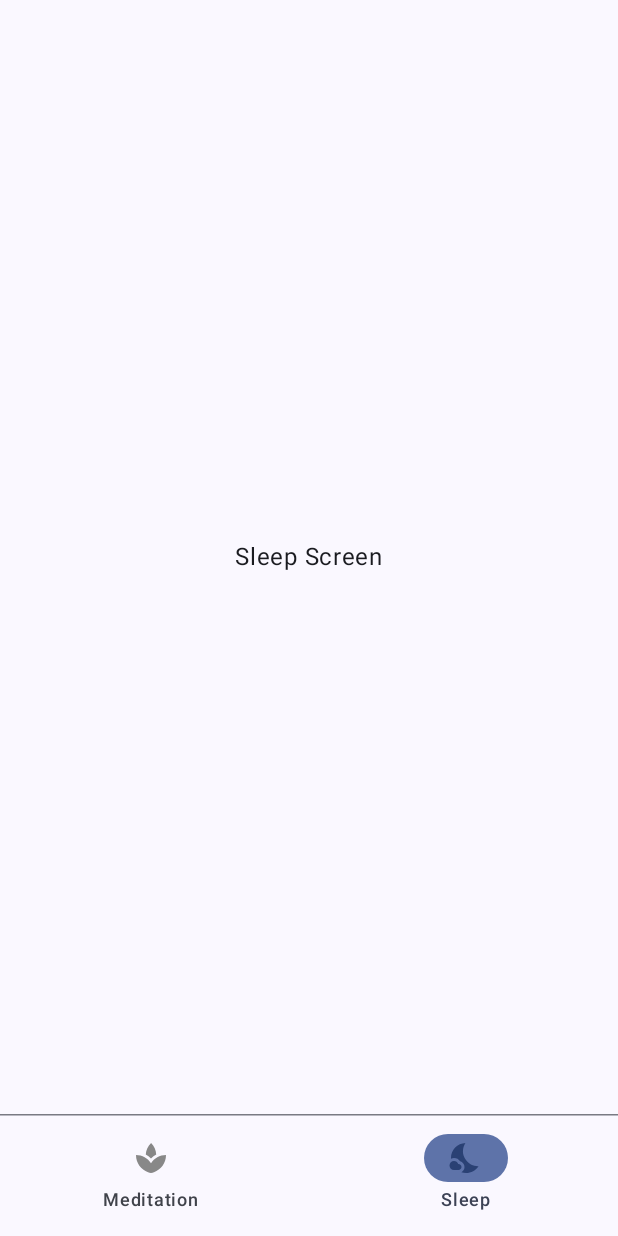
After one commit to VivekShah138/Calmly, an Android app built with Jetpack Compose: the SleepScreen screen opened through its navigation route, on a phone screen of 412 x 824 dp. The commit adds this screen. Run offline under Robolectric (Android 15) with nearby library versions, the phone set to English and light mode, and no system bars.

Commit message:
Navigation Setup Completed

```diff
--- a/app/src/main/AndroidManifest.xml
+++ b/app/src/main/AndroidManifest.xml
@@ -3,6 +3,7 @@
     xmlns:tools="http://schemas.android.com/tools">
 
     <application
+        android:name=".CalmlyApp"
         android:allowBackup="true"
         android:dataExtractionRules="@xml/data_extraction_rules"
         android:fullBackupContent="@xml/backup_rules"
--- /dev/null
+++ b/app/src/main/java/com/example/calmly/CalmlyApp.kt
@@ -0,0 +1,16 @@
+package com.example.calmly
+
+import android.app.Application
+import com.example.calmly.di.appModule
+import org.koin.android.ext.koin.androidContext
+import org.koin.core.context.startKoin
+
+class CalmlyApp : Application() {
+    override fun onCreate() {
+        super.onCreate()
+        startKoin {
+            androidContext(this@CalmlyApp)
+            modules(appModule)
+        }
+    }
+}
--- a/app/src/main/java/com/example/calmly/MainActivity.kt
+++ b/app/src/main/java/com/example/calmly/MainActivity.kt
@@ -11,6 +11,12 @@ import androidx.compose.material3.Text
 import androidx.compose.runtime.Composable
 import androidx.compose.ui.Modifier
 import androidx.compose.ui.tooling.preview.Preview
+import androidx.navigation.compose.NavHost
+import androidx.navigation.compose.composable
+import androidx.navigation.compose.rememberNavController
+import com.example.calmly.navigation.Screens
+import com.example.calmly.presentation.components.MeditationScreen
+import com.example.calmly.presentation.components.SleepScreen
 import com.example.calmly.ui.theme.CalmlyTheme
 
 class MainActivity : ComponentActivity() {
@@ -19,9 +25,23 @@ class MainActivity : ComponentActivity() {
         enableEdgeToEdge()
         setContent {
             CalmlyTheme {
-                Scaffold(modifier = Modifier.fillMaxSize()) { innerPadding ->
+                val navController = rememberNavController()
+                NavHost(
+                    navController = navController,
+                    startDestination = Screens.MeditationScreen
+                ){
+                    composable<Screens.MeditationScreen>{
+                        MeditationScreen(
+                            navController = navController
+                        )
+                    }
+                    composable<Screens.SleepScreen> {
+                        SleepScreen(
+                            navController = navController
+                        )
+                    }
+                }
 
-                }
             }
         }
     }
--- /dev/null
+++ b/app/src/main/java/com/example/calmly/di/AppModule.kt
@@ -0,0 +1,11 @@
+package com.example.calmly.di
+
+import com.example.calmly.player.SoundPlayerManager
+import com.example.calmly.presentation.viewmodel.MeditationViewModel
+import org.koin.core.module.dsl.viewModel
+import org.koin.dsl.module
+
+val appModule = module {
+    single { SoundPlayerManager.getInstance(get()) }
+    viewModel{ MeditationViewModel(get()) }
+}
--- /dev/null
+++ b/app/src/main/java/com/example/calmly/navigation/BottomNavigation.kt
@@ -0,0 +1,97 @@
+package com.example.calmly.navigation
+
+import androidx.compose.material3.*
+import androidx.compose.runtime.Composable
+import androidx.compose.ui.graphics.vector.ImageVector
+import androidx.compose.material.icons.Icons
+import androidx.compose.material.icons.filled.NightsStay
+import androidx.compose.material.icons.filled.Spa
+import androidx.compose.foundation.layout.Column
+import androidx.compose.foundation.layout.fillMaxWidth
+import androidx.compose.material3.HorizontalDivider
+import androidx.compose.material3.Icon
+import androidx.compose.material3.MaterialTheme
+import androidx.compose.material3.NavigationBar
+import androidx.compose.material3.NavigationBarItem
+import androidx.compose.material3.NavigationBarItemDefaults
+import androidx.compose.material3.Text
+import androidx.compose.runtime.getValue
+import androidx.compose.ui.Modifier
+import androidx.compose.ui.graphics.Color
+import androidx.navigation.NavController
+import androidx.navigation.NavDestination.Companion.hasRoute
+import androidx.navigation.NavDestination.Companion.hierarchy
+import androidx.navigation.NavGraph.Companion.findStartDestination
+import androidx.navigation.compose.currentBackStackEntryAsState
+
+data class BottomNavScreen(
+    val screen: Screens,
+    val title: String,
+    val icon: ImageVector
+)
+
+val BOTTOM_NAV_DESTINATION = listOf(
+    BottomNavScreen(
+        screen = Screens.MeditationScreen,
+        title = "Meditation",
+        icon = Icons.Filled.Spa
+    ),
+    BottomNavScreen(
+        screen = Screens.SleepScreen,
+        title = "Sleep",
+        icon = Icons.Filled.NightsStay
+    )
+)
+
+
+
+@Composable
+fun BottomNavigationBar(
+    navController: NavController,
+    items: List<BottomNavScreen> = BOTTOM_NAV_DESTINATION,
+    containerColor: Color = MaterialTheme.colorScheme.background
+) {
+
+    val navBackStackEntry by navController.currentBackStackEntryAsState()
+    val currentRoute = navBackStackEntry?.destination
+
+    Column(
+        modifier = Modifier.fillMaxWidth()
+    ) {
+        HorizontalDivider(color = MaterialTheme.colorScheme.outlineVariant)
+        NavigationBar(
+            containerColor = containerColor
+        ) {
+            items.forEachIndexed { index, bottomNavItem ->
+                val ifIncluded = currentRoute?.hierarchy?.any { it.hasRoute(bottomNavItem.screen::class) }
+
+                NavigationBarItem(
+                    selected = ifIncluded == true,
+                    label = {
+                        Text(text = bottomNavItem.title)
+                    },
+                    onClick = {
+                        navController.navigate(bottomNavItem.screen){
+                            popUpTo(navController.graph.findStartDestination().id){
+                                saveState = true
+                            }
+                            launchSingleTop = true
+//                        restoreState = true
+                        }
+                    },
+                    icon = {
+                        Icon(
+                            imageVector = bottomNavItem.icon,
+                            contentDescription = bottomNavItem.title
+                        )
+                    },
+                    colors = NavigationBarItemDefaults.colors(
+                        selectedIconColor = MaterialTheme.colorScheme.primary,
+                        unselectedIconColor = Color.Gray,
+                        indicatorColor = MaterialTheme.colorScheme.primaryContainer
+                    )
+                )
+            }
+        }
+    }
+}
--- /dev/null
+++ b/app/src/main/java/com/example/calmly/navigation/Screens.kt
@@ -0,0 +1,11 @@
+package com.example.calmly.navigation
+
+import kotlinx.serialization.Serializable
+
+sealed class Screens{
+    @Serializable
+    data object MeditationScreen: Screens()
+
+    @Serializable
+    data object SleepScreen: Screens()
+}
--- /dev/null
+++ b/app/src/main/java/com/example/calmly/presentation/components/MeditationScreen.kt
@@ -0,0 +1,44 @@
+package com.example.calmly.presentation.components
+
+import androidx.compose.foundation.layout.padding
+import androidx.compose.foundation.lazy.LazyColumn
+import androidx.compose.foundation.lazy.items
+import androidx.compose.material3.Scaffold
+import androidx.compose.runtime.Composable
+import androidx.compose.runtime.collectAsState
+import androidx.compose.runtime.getValue
+import androidx.compose.ui.Modifier
+import androidx.navigation.NavController
+import com.example.calmly.navigation.BottomNavigationBar
+import com.example.calmly.presentation.viewmodel.MeditationViewModel
+import org.koin.compose.viewmodel.koinViewModel
+
+@Composable
+fun MeditationScreen(
+    navController: NavController,
+    viewModel: MeditationViewModel = koinViewModel()
+) {
+    val currentPlayingSoundId by viewModel.currentPlayingSoundId.collectAsState()
+
+    Scaffold(
+        bottomBar = {
+            BottomNavigationBar(
+                navController = navController
+            )
+        }
+    ) { innerPadding ->
+        LazyColumn(
+            modifier = Modifier.padding(innerPadding)
+        ) {
+            items(viewModel.sounds) { sound ->
+                SoundCard(
+                    sound = sound,
+                    isPlaying = currentPlayingSoundId == sound.id,
+                    onPlayPauseClick = { viewModel.onPlayPauseClicked(sound) }
+                )
+            }
+        }
+    }
+
+
+}
--- /dev/null
+++ b/app/src/main/java/com/example/calmly/presentation/components/SleepScreen.kt
@@ -0,0 +1,55 @@
+package com.example.calmly.presentation.components
+
+import androidx.compose.foundation.layout.Box
+import androidx.compose.foundation.layout.fillMaxSize
+import androidx.compose.foundation.layout.padding
+import androidx.compose.foundation.lazy.LazyColumn
+import androidx.compose.foundation.lazy.items
+import androidx.compose.material3.Scaffold
+import androidx.compose.material3.Text
+import androidx.compose.runtime.Composable
+import androidx.compose.runtime.collectAsState
+import androidx.compose.runtime.getValue
+import androidx.compose.ui.Alignment
+import androidx.compose.ui.Modifier
+import androidx.navigation.NavController
+import com.example.calmly.navigation.BottomNavigationBar
+import com.example.calmly.presentation.viewmodel.MeditationViewModel
+import org.koin.compose.viewmodel.koinViewModel
+
+@Composable
+fun SleepScreen(
+    navController: NavController,
+    viewModel: MeditationViewModel = koinViewModel()
+) {
+//    val currentPlayingSoundId by viewModel.currentPlayingSoundId.collectAsState()
+//
+//    LazyColumn {
+//        items(viewModel.sounds) { sound ->
+//            SoundCard(
+//                sound = sound,
+//                isPlaying = currentPlayingSoundId == sound.id,
+//                onPlayPauseClick = { viewModel.onPlayPauseClicked(sound) }
+//            )
+//        }
+//    }
+    Scaffold(
+        bottomBar = {
+            BottomNavigationBar(
+                navController = navController
+            )
+        }
+    ) { innerPadding ->
+        Box(
+            modifier = Modifier
+                .fillMaxSize()
+                .padding(innerPadding),
+            contentAlignment = Alignment.Center
+        ){
+            Text(
+                text = "Sleep Screen"
+            )
+        }
+    }
+
+}
--- /dev/null
+++ b/app/src/main/java/com/example/calmly/presentation/components/SoundCard.kt
@@ -0,0 +1,60 @@
+package com.example.calmly.presentation.components
+
+
+import androidx.compose.foundation.Image
+import androidx.compose.foundation.background
+import androidx.compose.foundation.clickable
+import androidx.compose.foundation.layout.*
+import androidx.compose.material3.Icon
+import androidx.compose.material3.IconButton
+import androidx.compose.material3.MaterialTheme
+import androidx.compose.material3.Text
+import androidx.compose.material.icons.Icons
+import androidx.compose.material.icons.filled.Pause
+import androidx.compose.material.icons.filled.PlayArrow
+import androidx.compose.runtime.Composable
+import androidx.compose.ui.Modifier
+import androidx.compose.ui.layout.ContentScale
+import androidx.compose.ui.res.painterResource
+import androidx.compose.ui.unit.dp
+import com.example.calmly.domain.local.model.Sound
+
+@Composable
+fun SoundCard(
+    sound: Sound,
+    isPlaying: Boolean,
+    onPlayPauseClick: () -> Unit
+) {
+    Row(
+        modifier = Modifier
+            .fillMaxWidth()
+            .padding(8.dp)
+            .background(MaterialTheme.colorScheme.surface)
+            .clickable { onPlayPauseClick() }
+            .padding(16.dp),
+        horizontalArrangement = Arrangement.Start
+    ) {
+        Image(
+            painter = painterResource(id = sound.thumbnail),
+            contentDescription = sound.title,
+            modifier = Modifier.size(64.dp),
+            contentScale = ContentScale.Crop
+        )
+
+        Spacer(modifier = Modifier.width(16.dp))
+
+        Text(
+            text = sound.title,
+            style = MaterialTheme.typography.titleLarge,
+            modifier = Modifier.weight(1f)
+        )
+
+        IconButton(onClick = onPlayPauseClick) {
+            if (isPlaying) {
+                Icon(imageVector = Icons.Default.Pause, contentDescription = "Pause")
+            } else {
+                Icon(imageVector = Icons.Default.PlayArrow, contentDescription = "Play")
+            }
+        }
+    }
+}
```
